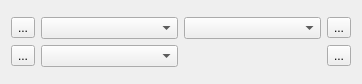
This is Qt/lib2/serial5/sendbox5/src/ui/sendbox5.ui in RinatB2017/mega_GIT as Qt 5 draws it before an edit. The edited form follows.
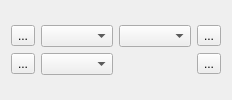
This is the edited form.

```diff
--- a/Qt/lib2/serial5/sendbox5/src/ui/sendbox5.ui
+++ b/Qt/lib2/serial5/sendbox5/src/ui/sendbox5.ui
@@ -2,14 +2,6 @@
 <ui version="4.0">
  <class>SendBox5</class>
  <widget class="QFrame" name="SendBox5">
-  <property name="geometry">
-   <rect>
-    <x>0</x>
-    <y>0</y>
-    <width>362</width>
-    <height>84</height>
-   </rect>
-  </property>
   <property name="windowTitle">
    <string>Form</string>
   </property>
```
